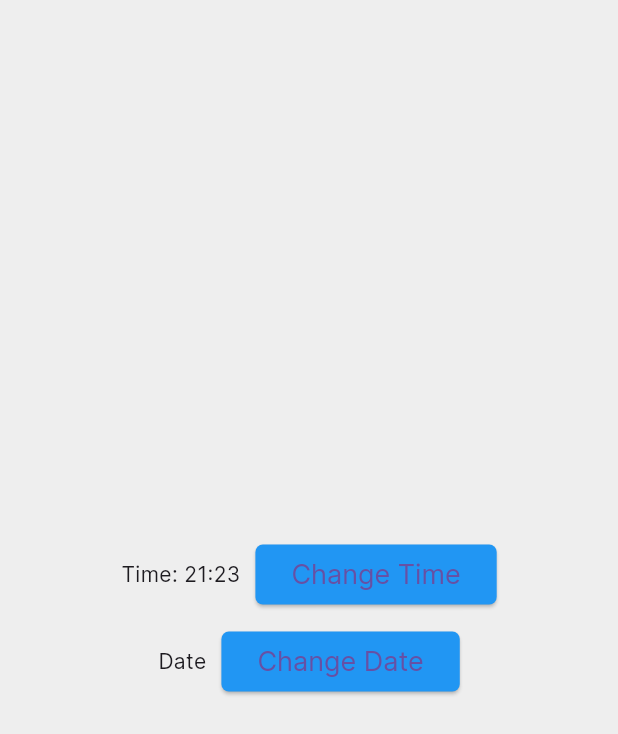
After one commit to Harshiikaa/TribalTrove, a Flutter app: the TimeAndDateScreen screen opened by its route, on a phone screen of 412 x 824 dp. The commit adds this screen. Shown: the top 734 px of the screen. Run offline on Flutter 3.47's test engine with Material 3 defaults, Android fonts, the phone set to English and light mode, and no system bars; our stand-ins replace carousel_slider, dropdown_button2.

Commit message:
added fonts and themes

```diff
--- a/lib/app/app.dart
+++ b/lib/app/app.dart
@@ -1,4 +1,5 @@
 import 'package:TribalTrove/app/app_route.dart';
+import 'package:TribalTrove/theme/theme_dart.dart';
 import 'package:flutter/material.dart';
 
 class App extends StatelessWidget {
@@ -8,8 +9,9 @@ class App extends StatelessWidget {
   Widget build(BuildContext context) {
     return MaterialApp(
         title: 'Tribal Trove',
+        theme: getApplicationTheme(),
         debugShowCheckedModeBanner: false,
-        initialRoute: AppRoute.landingPageRoute,
+        initialRoute: AppRoute.loginPageRoute,
         routes: AppRoute.getApplication());
   }
 }
--- a/lib/app/app_route.dart
+++ b/lib/app/app_route.dart
@@ -4,6 +4,8 @@ import 'package:TribalTrove/view/seller/registerPage(Merchant).dart';
 import 'package:TribalTrove/view/landingPage_view.dart';
 import 'package:TribalTrove/view/loginPage_view.dart';
 import 'package:TribalTrove/view/registerPage_view.dart';
+import 'package:TribalTrove/view/user/splashScreen_view.dart';
+import 'package:TribalTrove/view/user/timeAndDate_view.dart';
 
 class AppRoute {
   AppRoute._();
@@ -12,8 +14,9 @@ class AppRoute {
   static const String loginPageRoute = "/loginPage";
   static const String registerPageRoute = "/registerPage";
   static const String registerMerchantRoute = "/registerPageMerchant";
-
   static const String forgotPasswordPageRoute = "/forgotPassPage";
+  static const String splashScreenRoute = "/splashScreen";
+  static const String timeAndDateScreenRoute = "/timeAndDateScreen";
 
   static getApplication() {
     return {
@@ -23,6 +26,8 @@ class AppRoute {
       registerPageRoute: (context) => const RegisterPageView(),
       registerMerchantRoute: (context) => const RegisterPageMerchant(),
       forgotPasswordPageRoute: (context) => const ForgotPasswordPageView(),
+      splashScreenRoute: (context) => const SplashScreen(),
+      timeAndDateScreenRoute: (context) => const TimeAndDateScreen(),
     };
   }
 }
--- /dev/null
+++ b/lib/view/user/timeAndDate_view.dart
@@ -0,0 +1,45 @@
+import 'package:flutter/material.dart';
+
+class TimeAndDateScreen extends StatefulWidget {
+  const TimeAndDateScreen({super.key});
+
+  @override
+  State<TimeAndDateScreen> createState() => _TimeAndDateScreenState();
+}
+
+class _TimeAndDateScreenState extends State<TimeAndDateScreen> {
+
+
+  @override
+  Widget build(BuildContext context) {
+    return Scaffold(
+      body: Column(mainAxisAlignment: MainAxisAlignment.center, children: [
+        Row(
+          mainAxisAlignment: MainAxisAlignment.center,
+          children: [
+            Text("Time: 21:23"),
+            SizedBox(
+              width: 10,
+            ),
+            ElevatedButton(onPressed: () {}, child: Text("Change Time")),
+          ],
+        ),
+        SizedBox(
+          height: 10,
+        ),
+        Row(
+          mainAxisAlignment: MainAxisAlignment.center,
+          children: [
+            Text("Date"),
+            SizedBox(
+              width: 10,
+            ),
+            ElevatedButton(onPressed: () {
+
+            }, child: Text("Change Date")),
+          ],
+        ),
+      ]),
+    );
+  }
+}
```
Also changed, not shown: lib/theme/theme_dart.dart (added, +24 -0 lines), lib/view/user/splashScreen_view.dart (added, +27 -0 lines), pubspec.yaml (+25 -28 lines), assets/fonts/Inter-Bold.ttf (added), assets/fonts/Inter-Light.ttf (added), assets/fonts/Inter-Medium.ttf (added), assets/fonts/Inter-Regular.ttf (added), assets/fonts/Inter-SemiBold.ttf (added), lib/view/constants/fontsAndThemes.dart (added), pubspec.lock.
